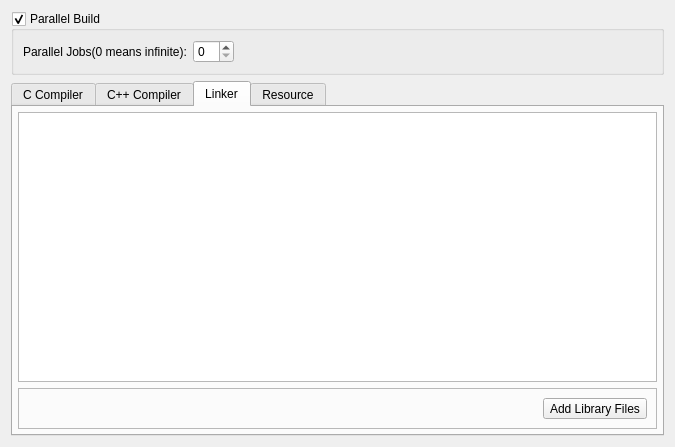
Old version of the form RedPandaIDE/settingsdialog/projectcompileparamaterswidget.ui in the repository royqh1979/RedPanda-CPP.
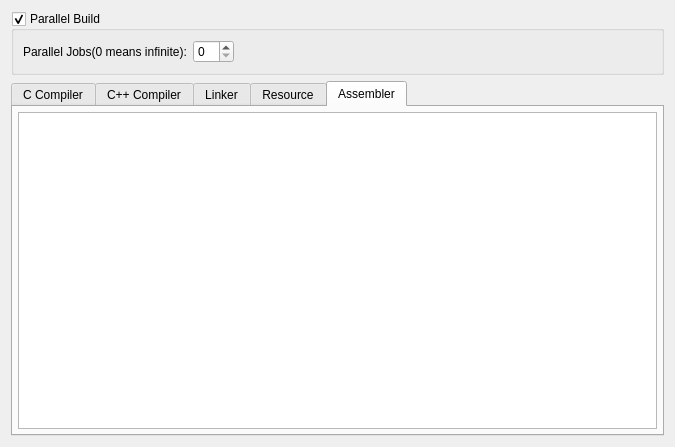
New version of the form. Icons and pictures are not drawn.

Commit message: - enhancement: Add "assembler" tab in the project options dialog's custom compiler parameters.

Patch:
```diff
--- a/RedPandaIDE/settingsdialog/projectcompileparamaterswidget.ui
+++ b/RedPandaIDE/settingsdialog/projectcompileparamaterswidget.ui
@@ -52,7 +52,7 @@
    <item>
     <widget class="QTabWidget" name="tabCommands">
      <property name="currentIndex">
-      <number>2</number>
+      <number>4</number>
      </property>
      <widget class="QWidget" name="tabCCompiler">
       <attribute name="title">
@@ -181,6 +181,28 @@
        </item>
       </layout>
      </widget>
+     <widget class="QWidget" name="tabAssembler">
+      <attribute name="title">
+       <string>Assembler</string>
+      </attribute>
+      <layout class="QHBoxLayout" name="horizontalLayout_6">
+       <property name="leftMargin">
+        <number>5</number>
+       </property>
+       <property name="topMargin">
+        <number>5</number>
+       </property>
+       <property name="rightMargin">
+        <number>5</number>
+       </property>
+       <property name="bottomMargin">
+        <number>5</number>
+       </property>
+       <item>
+        <widget class="QTextEdit" name="txtAssembler"/>
+       </item>
+      </layout>
+     </widget>
     </widget>
    </item>
   </layout>
```
The commit also changes 9 other files.
